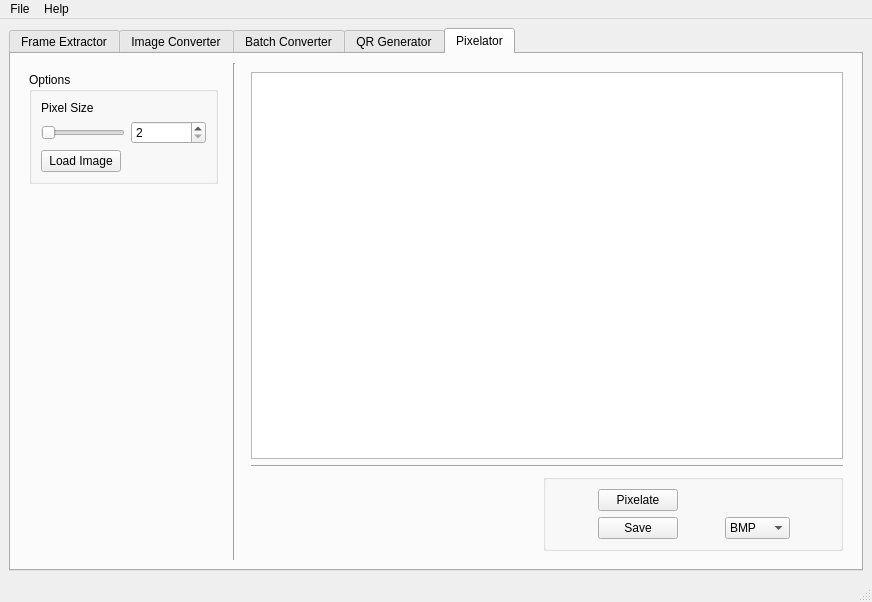
This is form.ui in LyAhn/ImageNexus as Qt 5 draws it before an edit. The edited form follows.
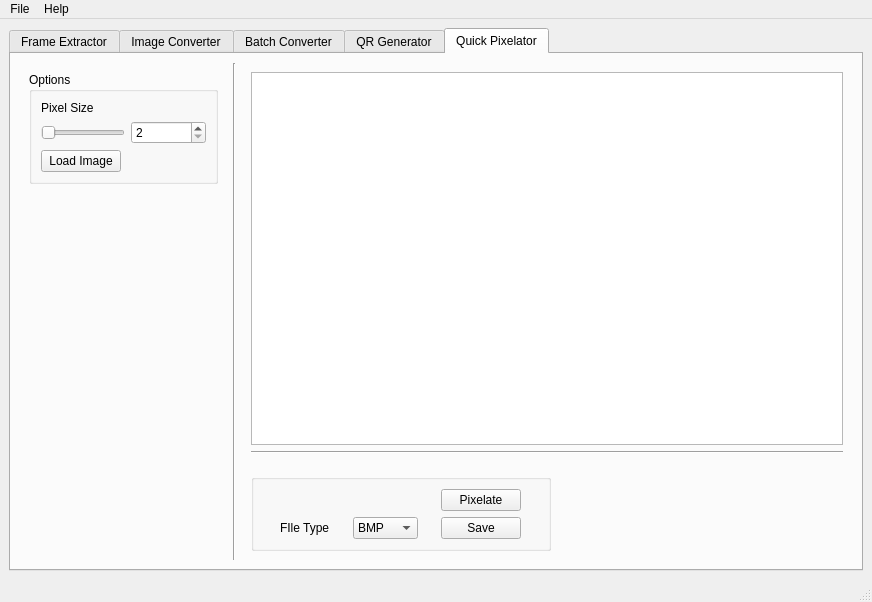
This is the edited form. The open tabs and pages were chosen to show the change. Icons and pictures are not drawn.

Patch:
```diff
--- a/form.ui
+++ b/form.ui
@@ -717,7 +717,7 @@
       </widget>
       <widget class="QWidget" name="pixelTab">
        <attribute name="title">
-        <string>Pixelator</string>
+        <string>Quick Pixelator</string>
        </attribute>
        <layout class="QGridLayout" name="gridLayout_17">
         <item row="0" column="0">
@@ -851,35 +851,29 @@
               </size>
              </property>
              <property name="layoutDirection">
-              <enum>Qt::RightToLeft</enum>
+              <enum>Qt::LeftToRight</enum>
              </property>
              <property name="title">
-              <string/>
+              <string> </string>
              </property>
              <property name="alignment">
               <set>Qt::AlignBottom|Qt::AlignLeading|Qt::AlignLeft</set>
              </property>
              <property name="flat">
-              <bool>true</bool>
+              <bool>false</bool>
              </property>
              <layout class="QGridLayout" name="gridLayout_15">
               <property name="sizeConstraint">
                <enum>QLayout::SetDefaultConstraint</enum>
               </property>
-              <item row="0" column="1">
-               <widget class="QPushButton" name="pxPixelateBtn">
-                <property name="sizePolicy">
-                 <sizepolicy hsizetype="Fixed" vsizetype="Fixed">
-                  <horstretch>0</horstretch>
-                  <verstretch>0</verstretch>
-                 </sizepolicy>
-                </property>
+              <item row="1" column="2">
+               <widget class="QPushButton" name="pxSaveBtn">
                 <property name="text">
-                 <string>Pixelate</string>
+                 <string>Save</string>
                 </property>
                </widget>
               </item>
-              <item row="1" column="0">
+              <item row="1" column="1">
                <widget class="QComboBox" name="pxFileFormats">
                 <property name="sizePolicy">
                  <sizepolicy hsizetype="Fixed" vsizetype="Fixed">
@@ -917,10 +911,32 @@
                 </item>
                </widget>
               </item>
-              <item row="1" column="1">
-               <widget class="QPushButton" name="pxSaveBtn">
+              <item row="0" column="2">
+               <widget class="QPushButton" name="pxPixelateBtn">
+                <property name="sizePolicy">
+                 <sizepolicy hsizetype="Fixed" vsizetype="Fixed">
+                  <horstretch>0</horstretch>
+                  <verstretch>0</verstretch>
+                 </sizepolicy>
+                </property>
                 <property name="text">
-                 <string>Save</string>
+                 <string>Pixelate</string>
+                </property>
+               </widget>
+              </item>
+              <item row="1" column="0">
+               <widget class="QLabel" name="pxFileTypeLbl">
+                <property name="sizePolicy">
+                 <sizepolicy hsizetype="Fixed" vsizetype="Preferred">
+                  <horstretch>0</horstretch>
+                  <verstretch>0</verstretch>
+                 </sizepolicy>
+                </property>
+                <property name="text">
+                 <string>FIle Type</string>
+                </property>
+                <property name="alignment">
+                 <set>Qt::AlignLeading|Qt::AlignLeft|Qt::AlignVCenter</set>
                 </property>
                </widget>
               </item>
```
Left out of the diff: 6 changed lines with no effect on the pictures.
